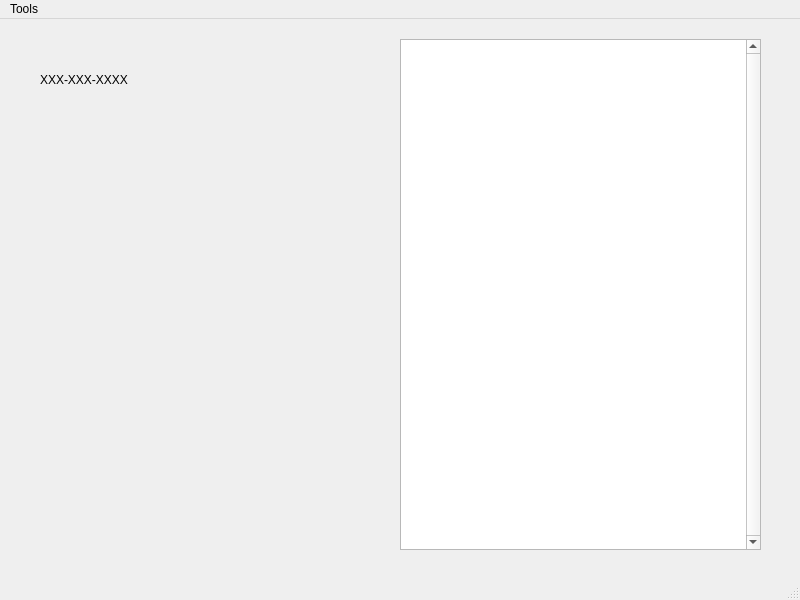
Above: phonebook.ui from DerrickChoy/LabThree before the change. Below: the same form after it.
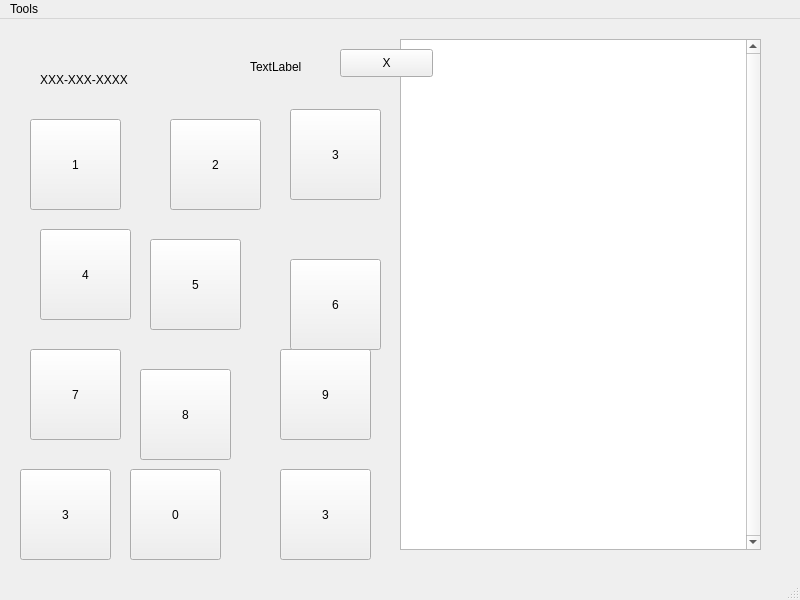
That is the form after the change.

Commit message: finished dialer and about half a filter

```diff
--- a/phonebook.ui
+++ b/phonebook.ui
@@ -49,6 +49,188 @@
      <string>XXX-XXX-XXXX</string>
     </property>
    </widget>
+   <widget class="QPushButton" name="threePushButton">
+    <property name="geometry">
+     <rect>
+      <x>290</x>
+      <y>90</y>
+      <width>91</width>
+      <height>91</height>
+     </rect>
+    </property>
+    <property name="text">
+     <string>3</string>
+    </property>
+   </widget>
+   <widget class="QPushButton" name="fourPushButton">
+    <property name="geometry">
+     <rect>
+      <x>40</x>
+      <y>210</y>
+      <width>91</width>
+      <height>91</height>
+     </rect>
+    </property>
+    <property name="text">
+     <string>4</string>
+    </property>
+   </widget>
+   <widget class="QPushButton" name="eightPushButton">
+    <property name="geometry">
+     <rect>
+      <x>140</x>
+      <y>350</y>
+      <width>91</width>
+      <height>91</height>
+     </rect>
+    </property>
+    <property name="text">
+     <string>8</string>
+    </property>
+   </widget>
+   <widget class="QPushButton" name="sevenPushButton">
+    <property name="geometry">
+     <rect>
+      <x>30</x>
+      <y>330</y>
+      <width>91</width>
+      <height>91</height>
+     </rect>
+    </property>
+    <property name="text">
+     <string>7</string>
+    </property>
+   </widget>
+   <widget class="QPushButton" name="ninePushButton">
+    <property name="geometry">
+     <rect>
+      <x>280</x>
+      <y>330</y>
+      <width>91</width>
+      <height>91</height>
+     </rect>
+    </property>
+    <property name="text">
+     <string>9</string>
+    </property>
+   </widget>
+   <widget class="QPushButton" name="twoPushButton">
+    <property name="geometry">
+     <rect>
+      <x>170</x>
+      <y>100</y>
+      <width>91</width>
+      <height>91</height>
+     </rect>
+    </property>
+    <property name="text">
+     <string>2</string>
+    </property>
+   </widget>
+   <widget class="QPushButton" name="sixPushButton">
+    <property name="geometry">
+     <rect>
+      <x>290</x>
+      <y>240</y>
+      <width>91</width>
+      <height>91</height>
+     </rect>
+    </property>
+    <property name="text">
+     <string>6</string>
+    </property>
+   </widget>
+   <widget class="QPushButton" name="fivePushButton">
+    <property name="geometry">
+     <rect>
+      <x>150</x>
+      <y>220</y>
+      <width>91</width>
+      <height>91</height>
+     </rect>
+    </property>
+    <property name="text">
+     <string>5</string>
+    </property>
+   </widget>
+   <widget class="QPushButton" name="onePushButton">
+    <property name="geometry">
+     <rect>
+      <x>30</x>
+      <y>100</y>
+      <width>91</width>
+      <height>91</height>
+     </rect>
+    </property>
+    <property name="text">
+     <string>1</string>
+    </property>
+   </widget>
+   <widget class="QPushButton" name="zeroPushButton">
+    <property name="geometry">
+     <rect>
+      <x>130</x>
+      <y>450</y>
+      <width>91</width>
+      <height>91</height>
+     </rect>
+    </property>
+    <property name="text">
+     <string>0</string>
+    </property>
+   </widget>
+   <widget class="QPushButton" name="threePushButton_11">
+    <property name="geometry">
+     <rect>
+      <x>20</x>
+      <y>450</y>
+      <width>91</width>
+      <height>91</height>
+     </rect>
+    </property>
+    <property name="text">
+     <string>3</string>
+    </property>
+   </widget>
+   <widget class="QPushButton" name="threePushButton_12">
+    <property name="geometry">
+     <rect>
+      <x>280</x>
+      <y>450</y>
+      <width>91</width>
+      <height>91</height>
+     </rect>
+    </property>
+    <property name="text">
+     <string>3</string>
+    </property>
+   </widget>
+   <widget class="QLabel" name="dialerDisplay">
+    <property name="geometry">
+     <rect>
+      <x>250</x>
+      <y>40</y>
+      <width>111</width>
+      <height>16</height>
+     </rect>
+    </property>
+    <property name="text">
+     <string>TextLabel</string>
+    </property>
+   </widget>
+   <widget class="QPushButton" name="deleteButton">
+    <property name="geometry">
+     <rect>
+      <x>340</x>
+      <y>30</y>
+      <width>93</width>
+      <height>28</height>
+     </rect>
+    </property>
+    <property name="text">
+     <string>X</string>
+    </property>
+   </widget>
   </widget>
   <widget class="QMenuBar" name="menubar">
    <property name="geometry">
```
Left out of the diff: 2 changed lines with no effect on the pictures. The commit also changes 7 other files.
